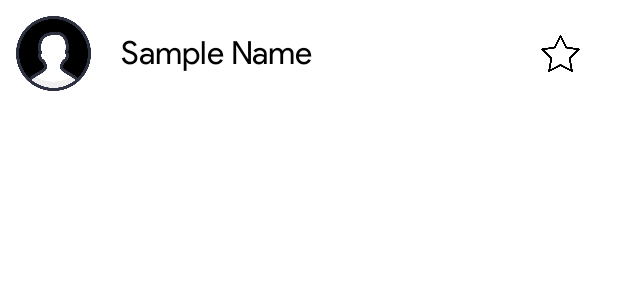
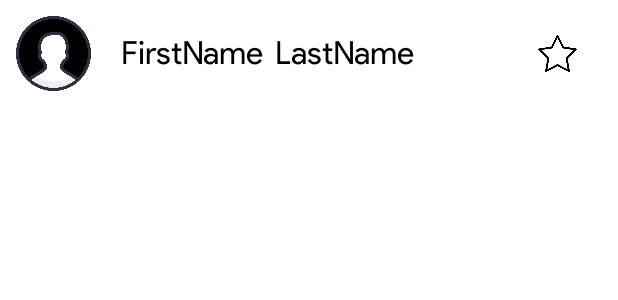
Before and after one commit to sainath-AI/MyContactList, an Android app: the layout contact_items.xml on its own in the app's theme, with its tools: preview values and no code run, on a phone screen of 412 x 824 dp. Shown: the top 300 px of the screen. Run offline under Robolectric (Android 15) with nearby library versions, the light colour scheme and no system bars.

```diff
--- a/MyContactList_Daytona/app/src/main/java/com/masai/sainath/mycontactlist_daytona/viewmodel/ContactsViewModel.kt
+++ b/MyContactList_Daytona/app/src/main/java/com/masai/sainath/mycontactlist_daytona/viewmodel/ContactsViewModel.kt
@@ -18,7 +18,7 @@ class ContactsViewModel(application: Application): AndroidViewModel(application)
         repository= ContactsRepo(dao)
     }
 
-    fun addNotes(contacts:ContactEntity){
+    fun addContacts(contacts:ContactEntity){
         repository.inserNotes(contacts)
     }
     fun getContacts(): LiveData<List<ContactEntity>> = repository.getAllContacts()
@@ -26,10 +26,10 @@ class ContactsViewModel(application: Application): AndroidViewModel(application)
 
 
 
-    fun deleteNotes(contacts:ContactEntity){
+    fun deleteContacts(contacts:ContactEntity){
         repository.deleteNotes(contacts)
     }
-    fun updateNotes(contacts:ContactEntity){
+    fun updateContacts(contacts:ContactEntity){
         repository.updateNotes(contacts)
 
     }
--- a/MyContactList_Daytona/app/src/main/res/layout/activity_main.xml
+++ b/MyContactList_Daytona/app/src/main/res/layout/activity_main.xml
@@ -46,6 +46,7 @@
         />
 
     <TextView
+        android:id="@+id/NoContacts"
         android:layout_width="wrap_content"
         android:layout_height="wrap_content"
         android:layout_above="@id/NewContacts"
--- a/MyContactList_Daytona/app/src/main/res/layout/contact_items.xml
+++ b/MyContactList_Daytona/app/src/main/res/layout/contact_items.xml
@@ -13,7 +13,7 @@
         />
 
     <TextView
-        android:id="@+id/ContactNames"
+        android:id="@+id/firstName"
         android:layout_width="wrap_content"
         android:layout_height="wrap_content"
         android:layout_gravity="center_vertical"
@@ -21,7 +21,19 @@
         android:textSize="21sp"
         android:textColor="@color/black"
         android:fontFamily="@font/sans_regular"
-        android:text="Sample Name"
+        android:text="FirstName"
+
+        />
+    <TextView
+        android:id="@+id/LastName"
+        android:layout_width="wrap_content"
+        android:layout_height="wrap_content"
+        android:layout_gravity="center_vertical"
+        android:layout_marginStart="7dp"
+        android:textSize="21sp"
+        android:textColor="@color/black"
+        android:fontFamily="@font/sans_regular"
+        android:text="LastName"
 
         />
 
@@ -30,7 +42,7 @@
         android:layout_height="30dp"
         android:src="@drawable/star"
         android:layout_gravity="center_vertical"
-        android:layout_marginStart="150dp"
+        android:layout_marginStart="80dp"
 
         />
 
```
Also changed, not shown: MyContactList_Daytona/app/src/main/java/com/masai/sainath/mycontactlist_daytona/ui/InsertContacts.kt (+40 -1 lines), MyContactList_Daytona/app/src/main/java/com/masai/sainath/mycontactlist_daytona/ui/MainActivity.kt (+34 -0 lines), MyContactList_Daytona/app/src/main/java/com/masai/sainath/mycontactlist_daytona/ui/adapters/ContactListAdapter.kt (added, +46 -0 lines).
